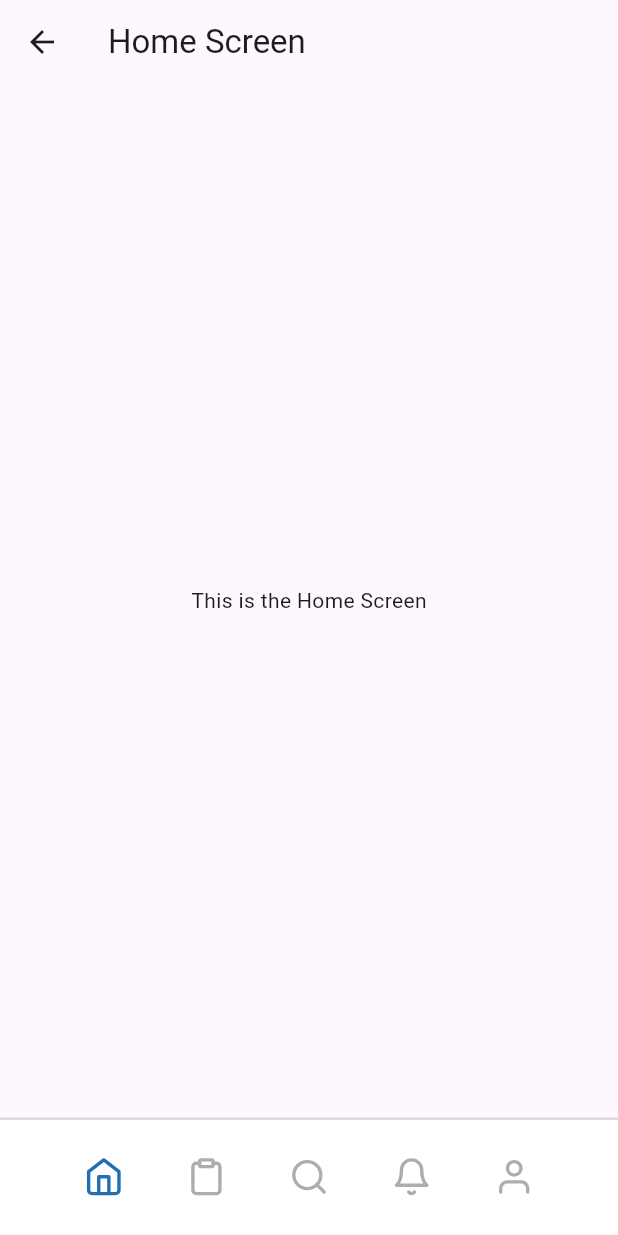
After one commit to NourHabra/PULSE-Mobile, a Flutter app: the HomeScreen1 screen opened directly, on a phone screen of 412 x 824 dp. The commit adds this screen. Run offline on Flutter 3.47's test engine with Material 3 defaults, Android fonts, the phone set to English and light mode, and no system bars; our stand-ins replace flutter_feather_icons, get.

Commit message:
bottom bar and related screens initialization

```diff
--- /dev/null
+++ b/pulse_mobile/lib/routes/bottomBar_routes.dart
@@ -0,0 +1,16 @@
+import 'package:get/get.dart';
+import 'package:pulse_mobile/screens/home_screens/home_screen1.dart';
+import 'package:pulse_mobile/screens/medical_record_screens/record_screen1.dart';
+import '../screens/notification_screens/notification_screen1.dart';
+import '../screens/profile_screens/profile_screen1.dart';
+import '../screens/search_screens/search_screen1.dart';
+
+
+List<GetPage> getPages = [
+  GetPage(name: '/home1', page: () => HomeScreen1()),
+  GetPage(name: '/notification1', page: () => NotificationScreen1()),
+  GetPage(name: '/search1', page: () => SearchScreen1()),
+  GetPage(name: '/profile1', page: () => ProfileScreen1()),
+  GetPage(name: '/record1', page: () => RecordScreen1()),
+  // Add other routes
+];
--- a/pulse_mobile/lib/routes/splash_routes.dart
+++ b/pulse_mobile/lib/routes/splash_routes.dart
@@ -1,7 +1,7 @@
 import 'package:get/get.dart';
 import 'package:pulse_mobile/screens/splash_screens/splash_screen1.dart';
 import 'package:pulse_mobile/screens/splash_screens/splash_screen2.dart';
-import '../screens/splash_screens/splash_screen5.dart';
+import '../screens/splash_screens/splash_screen3.dart';
 
 
 List<GetPage> getPages = [
--- /dev/null
+++ b/pulse_mobile/lib/screens/home_screens/home_screen1.dart
@@ -0,0 +1,23 @@
+import 'package:flutter/material.dart';
+import 'package:pulse_mobile/widgets/bottombar.dart';
+class HomeScreen1 extends StatefulWidget {
+  const HomeScreen1({super.key});
+
+  @override
+  State<HomeScreen1> createState() => _HomeScreen1State();
+}
+
+class _HomeScreen1State extends State<HomeScreen1> {
+  @override
+  Widget build(BuildContext context) {
+    return Scaffold(
+      appBar: AppBar(
+        title: const Text('Home Screen'),
+      ),
+      body: const Center(
+        child: Text('This is the Home Screen'),
+      ),
+      bottomNavigationBar:CustomBottomNavBar() ,
+    );
+  }
+}
--- a/pulse_mobile/lib/screens/splash_screens/splash_screen5.dart
+++ b/pulse_mobile/lib/screens/splash_screens/splash_screen3.dart
@@ -1,6 +1,8 @@
 import 'package:flutter/material.dart';
 import 'package:get/get.dart';
 import 'package:pulse_mobile/theme/app_light_mode_colors.dart';
+
+import '../../widgets/bottombar.dart';
 
 class Splash3 extends StatelessWidget {
 
@@ -90,6 +92,8 @@ class Splash3 extends StatelessWidget {
           ),
         ),
       ),
+
+
     );
   }
 }
--- a/pulse_mobile/lib/theme/app_light_mode_colors.dart
+++ b/pulse_mobile/lib/theme/app_light_mode_colors.dart
@@ -4,6 +4,8 @@ import 'package:get/get.dart';
 class AppLightModeColors {
   static Color mainColor = Color(0xFF216FB3);
   static Color splash_light_blue = Color(0xFFBBD3E9);
+  static Color bottomBar_border= Color(0xFFD3D6DA);
+  static Color icons=Color(0xFFADADAD);
 
 // ... more colors ...
 }
--- /dev/null
+++ b/pulse_mobile/lib/widgets/bottombar.dart
@@ -0,0 +1,101 @@
+import 'package:flutter/material.dart';
+import 'package:get/get.dart';
+import 'package:flutter_feather_icons/flutter_feather_icons.dart';
+import '../theme/app_light_mode_colors.dart';
+
+class CustomBottomNavBar extends StatefulWidget {
+  final int initialIndex;
+
+  CustomBottomNavBar({this.initialIndex = 0});
+
+  @override
+  _CustomBottomNavBarState createState() => _CustomBottomNavBarState();
+}
+
+class _CustomBottomNavBarState extends State<CustomBottomNavBar> {
+  late int _selectedIndex;
+
+  @override
+  void initState() {
+    super.initState();
+    _selectedIndex = widget.initialIndex;
+  }
+
+  void _onItemTapped(int index) {
+    setState(() {
+      _selectedIndex = index;
+    });
+
+    // Navigate to the corresponding page
+    switch (index) {
+      case 0:
+        Get.toNamed('/home1');
+        break;
+      case 1:
+        Get.toNamed('/record1');
+        break;
+      case 2:
+        Get.toNamed('/search1');
+        break;
+      case 3:
+        Get.toNamed('/notification1');
+        break;
+      case 4:
+        Get.toNamed('/profile1');
+        break;
+    }
+  }
+
+  @override
+  Widget build(BuildContext context) {
+    return Material(
+      color: Colors.white,
+      elevation: 0.0,
+      shape: Border(
+        top: BorderSide(
+          color: AppLightModeColors.bottomBar_border,
+          width: 1.5,
+        ),
+      ),
+      child: SizedBox(
+        height: 79.0,
+        child: Row(
+          children: <Widget>[
+            SizedBox(width: 35.0), // Left padding
+            Expanded(
+              child: InkWell(
+                onTap: () => _onItemTapped(0),
+                child: Center(child: Icon(FeatherIcons.home, size: 27.0, color: _selectedIndex == 0 ? AppLightModeColors.mainColor : AppLightModeColors.icons)),
+              ),
+            ),
+            Expanded(
+              child: InkWell(
+                onTap: () => _onItemTapped(1),
+                child: Center(child: Icon(FeatherIcons.clipboard, size: 27.0, color: _selectedIndex == 1 ? AppLightModeColors.mainColor : AppLightModeColors.icons)),
+              ),
+            ),
+            Expanded(
+              child: InkWell(
+                onTap: () => _onItemTapped(2),
+                child: Center(child: Icon(FeatherIcons.search, size: 27.0, color: _selectedIndex == 2 ? AppLightModeColors.mainColor : AppLightModeColors.icons)),
+              ),
+            ),
+            Expanded(
+              child: InkWell(
+                onTap: () => _onItemTapped(3),
+                child: Center(child: Icon(FeatherIcons.bell, size: 27.0, color: _selectedIndex == 3 ? AppLightModeColors.mainColor : AppLightModeColors.icons)),
+              ),
+            ),
+            Expanded(
+              child: InkWell(
+                onTap: () => _onItemTapped(4),
+                child: Center(child: Icon(FeatherIcons.user, size: 27.0, color: _selectedIndex == 4 ? AppLightModeColors.mainColor : AppLightModeColors.icons)),
+              ),
+            ),
+            SizedBox(width: 35.0), // Right padding
+          ],
+        ),
+      ),
+    );
+  }
+}
--- a/pulse_mobile/pubspec.yaml
+++ b/pulse_mobile/pubspec.yaml
@@ -11,6 +11,7 @@ dependencies:
     sdk: flutter
   cupertino_icons: ^1.0.8
   get: ^4.7.2
+  flutter_feather_icons: ^2.0.0+1
 
 
 dev_dependencies:
```
Also changed, not shown: pulse_mobile/lib/screens/medical_record_screens/record_screen1.dart (added, +23 -0 lines), pulse_mobile/lib/screens/notification_screens/notification_screen1.dart (added, +23 -0 lines), pulse_mobile/lib/screens/profile_screens/profile_screen1.dart (added, +23 -0 lines), pulse_mobile/lib/screens/search_screens/search_screen1.dart (added, +23 -0 lines), pulse_mobile/pubspec.lock.
